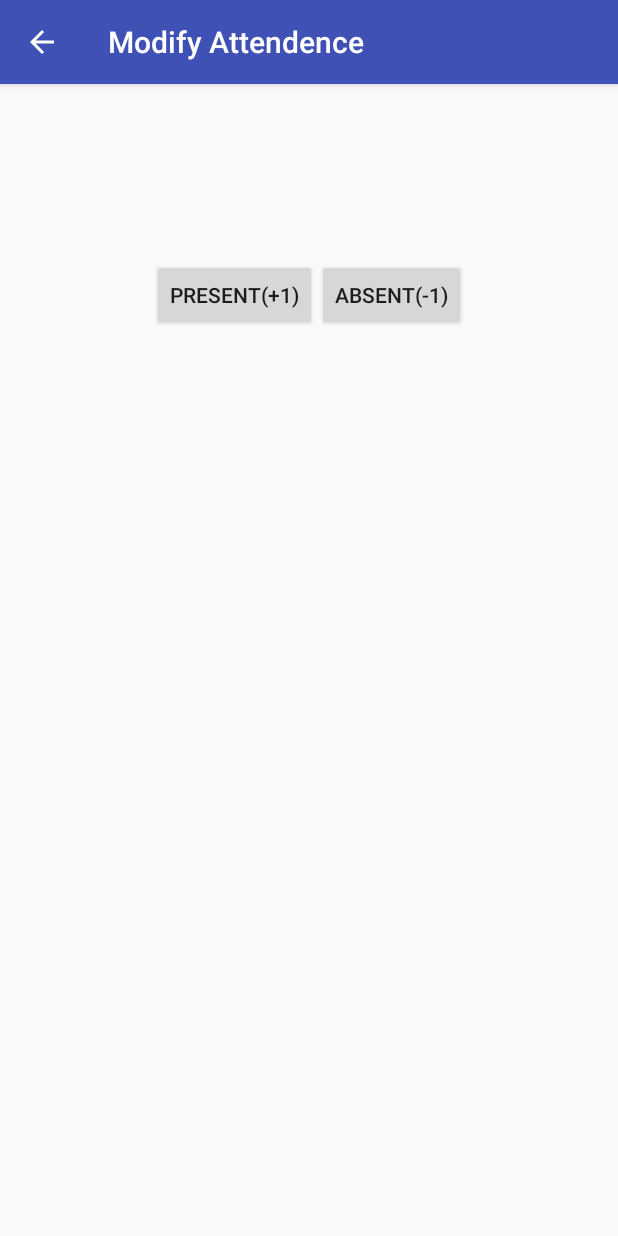
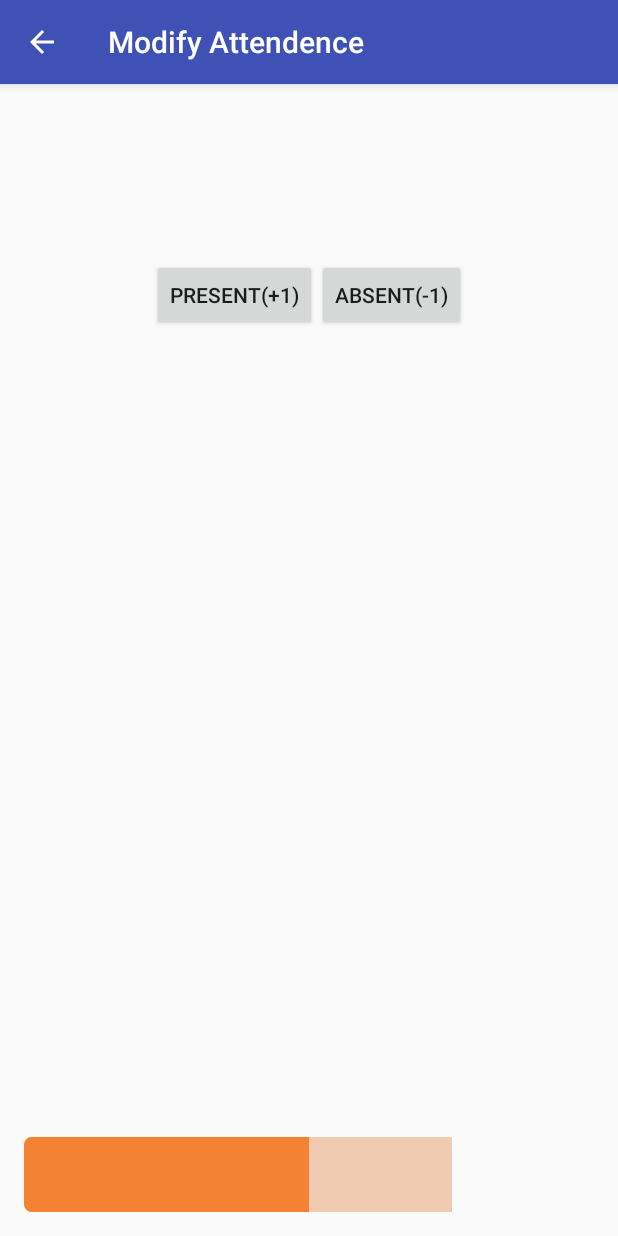
Before and after one commit to SainagShetty/Attendance, an Android app: the ModifyAttendActivity screen opened directly, with no data from a screen before it, on a phone screen of 412 x 824 dp. Run offline under Robolectric (Android 15) with nearby library versions, the phone set to English and light mode, and no system bars; 1 statement that could not run was skipped.

Commit message:
UI improvements and fixes

```diff
--- /dev/null
+++ b/app/src/main/res/drawable/progressbar.xml
@@ -0,0 +1,27 @@
+<?xml version="1.0" encoding="utf-8"?>
+<layer-list xmlns:android="http://schemas.android.com/apk/res/android" >
+
+    <item android:id="@android:id/secondaryProgress">
+        <clip>
+            <shape>
+                <corners android:radius="5dip" />
+
+                <solid android:color="#F0CBB2" />
+            </shape>
+        </clip>
+
+        <color android:color="#f58233" />
+    </item>
+    <item android:id="@android:id/progress">
+        <clip>
+            <shape>
+                <corners android:radius="5dip" />
+
+                <solid android:color="#f58233" />
+            </shape>
+        </clip>
+
+        <color android:color="#f58233" />
+    </item>
+
+</layer-list>
--- a/app/src/main/res/layout/activity_modify_attend.xml
+++ b/app/src/main/res/layout/activity_modify_attend.xml
@@ -35,4 +35,18 @@
             android:text="Absent(-1)"
             android:id="@+id/abs" />
     </LinearLayout>
+
+    <ProgressBar
+        style="@android:style/Widget.ProgressBar.Horizontal"
+        android:layout_width="match_parent"
+        android:layout_height="50dp"
+        android:id="@+id/progressBar"
+        android:indeterminate="false"
+        android:max="100"
+        android:progress="50"
+        android:layout_alignParentBottom="true"
+        android:layout_alignParentStart="true"
+        android:progressDrawable="@drawable/progressbar"
+        android:elevation="5dp"
+        android:secondaryProgress="75" />
 </RelativeLayout>
--- a/app/src/main/res/layout/content_main.xml
+++ b/app/src/main/res/layout/content_main.xml
@@ -16,8 +16,11 @@
     android:layout_width="match_parent"
     android:layout_height="match_parent"
 android:divider="@null"
-        android:dividerHeight="10.0sp"
+        android:focusable="true"
+        android:focusableInTouchMode="true"
+        android:dividerHeight="15.0sp"
 
+android:padding="2dp"
     android:id="@+id/gridGallery"
     tools:listitem="@layout/subject_item"></ListView>
 
--- a/app/src/main/res/values/colors.xml
+++ b/app/src/main/res/values/colors.xml
@@ -2,5 +2,5 @@
 <resources>
     <color name="colorPrimary">#3F51B5</color>
     <color name="colorPrimaryDark">#303F9F</color>
-    <color name="colorAccent">#FF4081</color>
+    <color name="colorAccent">#0F8000</color>
 </resources>
```
Also changed, not shown: app/src/main/java/com/awesome/sainag/attendence/AddSubjectActivity.java (+8 -1 lines), app/src/main/java/com/awesome/sainag/attendence/ItemAdapter.java (+9 -3 lines), app/src/main/res/layout/subject_item.xml (+11 -4 lines), app/src/main/res/values/styles.xml (+11 -0 lines).
